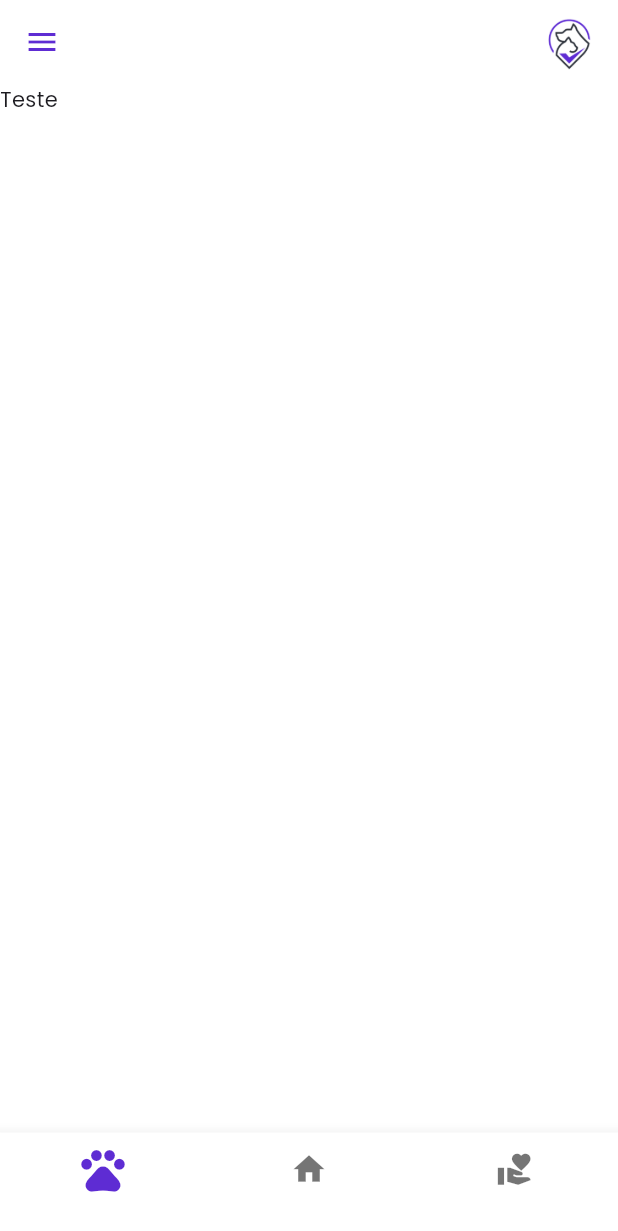
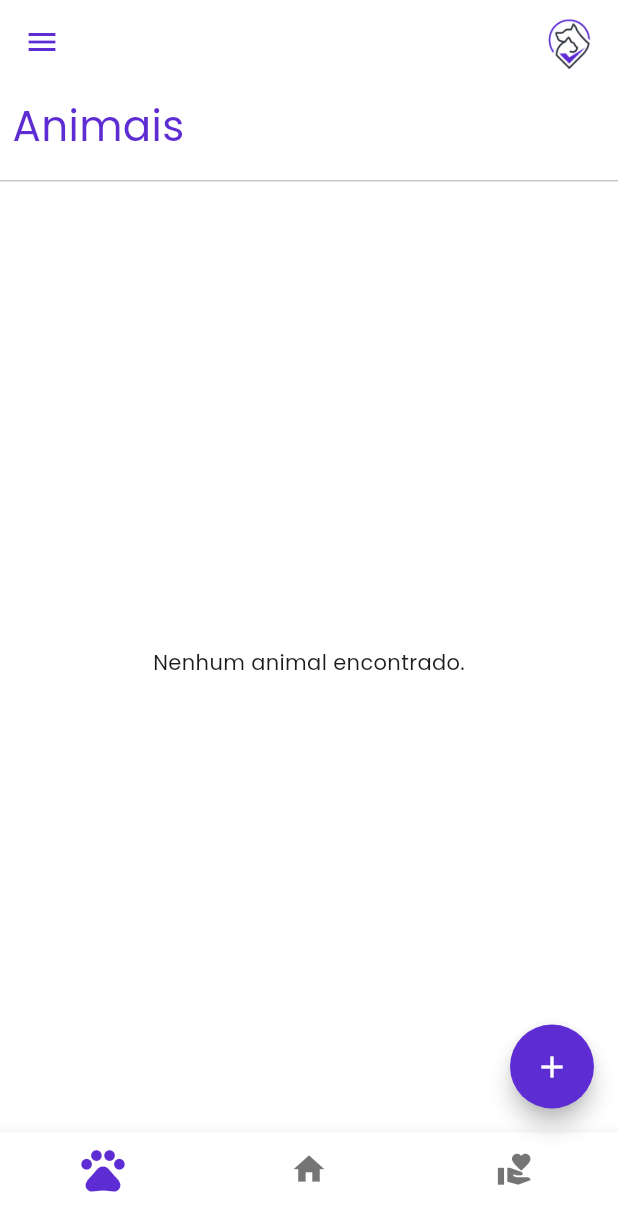
Before and after one commit to igoor1/AnshinPet-App, a Flutter app: the AnimalPage screen opened by its route, on a phone screen of 412 x 824 dp. Shown: the top 1231 px of the screen. Run offline on Flutter 3.47's test engine with Material 3 defaults, Android fonts, the light colour scheme and no system bars; our stand-ins replace shared_preferences, syncfusion_flutter_charts; accounts and stored records are empty; network calls fail.

Commit message:
feat: Animal page and implement GET method

```diff
--- a/lib/configs/app_url.dart
+++ b/lib/configs/app_url.dart
@@ -27,4 +27,6 @@ class AppUrl {
   static String deleteDonation(int id) => '$baseUrl/api/doacoes/$id';
 
   static String updateDonation(int id) => '$baseUrl/api/doacoes/$id';
+
+  static var fetchAnimals = '$baseUrl/api/animais';
 }
--- a/lib/main.dart
+++ b/lib/main.dart
@@ -1,6 +1,7 @@
 import 'package:anshinpet/configs/routes/routes.dart';
 import 'package:anshinpet/configs/routes/routes_name.dart';
 import 'package:anshinpet/configs/theme/app_theme.dart';
+import 'package:anshinpet/view_model/animal_view_model.dart';
 import 'package:anshinpet/view_model/auth_view_model.dart';
 import 'package:anshinpet/view_model/donation_view_model.dart';
 import 'package:anshinpet/view_model/home_view_model.dart';
@@ -23,6 +24,7 @@ class MyApp extends StatelessWidget {
         ChangeNotifierProvider(create: (_) => TokenViewModel()),
         ChangeNotifierProvider(create: (_) => HomeViewModel()),
         ChangeNotifierProvider(create: (_) => DonationViewModel()),
+        ChangeNotifierProvider(create: (_) => AnimalViewModel())
       ],
       child: MaterialApp(
         theme: AppTheme.lightTheme,
--- /dev/null
+++ b/lib/model/animal_model.dart
@@ -0,0 +1,49 @@
+class AnimalModel {
+  int? id;
+  String? nome;
+  String? sexo;
+  String? tipo;
+  String? cor;
+  String? porte;
+  String? castrado;
+  String? adocao;
+  String? raca;
+
+  AnimalModel({
+    this.id,
+    this.nome,
+    this.sexo,
+    this.tipo,
+    this.cor,
+    this.porte,
+    this.castrado,
+    this.adocao,
+    this.raca
+  });
+
+  AnimalModel.fromJson(Map<String, dynamic> json){
+    id = json['id'];
+    nome = json['nome'];
+    sexo = json['sexo'];
+    tipo = json['tipo'];
+    cor = json['cor'];
+    porte = json['porte'];
+    castrado = json['castrado'];
+    adocao = json['adocao'];
+    raca = json['raca'];
+  }
+
+  Map<String, dynamic> toJson(){
+    return{
+      'id': id,
+      'nome': nome,
+      'sexo': sexo,
+      'tipo': tipo,
+      'cor': cor,
+      'porte': porte,
+      'castrado': castrado,
+      'adocao': adocao,
+      'raca': raca
+    };
+  }
+}
--- /dev/null
+++ b/lib/repository/animal_respository.dart
@@ -0,0 +1,15 @@
+import 'dart:convert';
+
+import 'package:anshinpet/configs/app_url.dart';
+import 'package:anshinpet/data/network/BaseApiServices.dart';
+import 'package:anshinpet/data/network/NetworkApiService.dart';
+
+class AnimalRespository {
+  final BaseApiServices _apiServices = NetworkApiService();
+
+  Future<dynamic> fetchAnimals() async {
+    dynamic response = await _apiServices.getAuthApiResponse(AppUrl.fetchAnimals);
+    final Map<String, dynamic> jsonResponse = response;
+    return jsonResponse['conteudo'];
+  }
+}
--- a/lib/view/animal_page.dart
+++ b/lib/view/animal_page.dart
@@ -1,7 +1,10 @@
+import 'package:anshinpet/configs/theme/app_colors.dart';
 import 'package:anshinpet/res/components/appbar_custom.dart';
 import 'package:anshinpet/res/components/bottom_navigation_bar_custom.dart';
 import 'package:anshinpet/res/components/drawer_custom.dart';
+import 'package:anshinpet/view_model/animal_view_model.dart';
 import 'package:flutter/material.dart';
+import 'package:provider/provider.dart';
 
 class AnimalPage extends StatefulWidget {
   const AnimalPage({super.key});
@@ -12,16 +15,106 @@ class AnimalPage extends StatefulWidget {
 
 class _AnimalPageState extends State<AnimalPage> {
   @override
+  void initState() {
+    super.initState();
+    WidgetsBinding.instance.addPostFrameCallback((_) => _fetchData());
+  }
+
+  void _fetchData() {
+    context.read<AnimalViewModel>().fetchAnimals();
+  }
+
+  @override
   Widget build(BuildContext context) {
+
+    double screenWidth = MediaQuery.of(context).size.width;
+    final animalProvider = Provider.of<AnimalViewModel>(context);
+    final animals = animalProvider.animals;
+    final isLoading = animalProvider.loading;
+
     return Scaffold(
+      backgroundColor: AppColors.background,
       appBar: AppbarCustom(),
       drawer: DrawerCustom(),
-      body: Container(
-        child: Text('Teste'),
+      body: isLoading
+        ? const Center(child: CircularProgressIndicator())
+        : Column(
+        crossAxisAlignment: CrossAxisAlignment.start,
+        children: [
+          Padding(
+            padding: EdgeInsets.symmetric(horizontal: screenWidth * 0.02, vertical: screenWidth * 0.02),
+            child: const Text(
+              "Animais",
+              style: TextStyle(
+                fontSize: 28,
+                fontWeight: FontWeight.w400,
+                color: AppColors.primary
+              ),
+            ),
+          ),
+          const Divider(),
+          Expanded(
+            child: animals.isEmpty
+              ? const Center(child: Text('Nenhum animal encontrado.'))
+              :GridView.builder(
+              gridDelegate: SliverGridDelegateWithFixedCrossAxisCount(
+                crossAxisCount: 2,
+                crossAxisSpacing: 8,
+                mainAxisSpacing: 8,
+                childAspectRatio: 0.8, //proporção dos itens
+              ),
+              itemCount: animals.length,
+              itemBuilder: (context, index) {
+                final animal = animals[index];
+                return Container(
+                  margin: EdgeInsets.all(screenWidth * 0.02),
+                  decoration: BoxDecoration(
+                    color: AppColors.primary,
+                    borderRadius: BorderRadius.circular(12),
+                  ),
+                  child: Card(
+                    elevation: 5,
+                    shape: RoundedRectangleBorder(
+                      borderRadius: BorderRadius.circular(12)
+                    ),
+                    child: Column(
+                      mainAxisSize: MainAxisSize.min,
+                      children: [
+                        Padding(
+                          padding: EdgeInsets.all(screenWidth * 0.02),
+                          child: Text(animal.nome ?? 'Sem nome'),
+                        ),
+                        ClipRRect(
+                          borderRadius: BorderRadius.circular(12),
+                          child: Image.network('https://anshinpet-api-bc75c527a28e.herokuapp.com/api/animais/${animal.id}/foto',
+                             width: screenWidth * 0.1,
+                             fit: BoxFit.cover,
+                          ),
+                        ),
+                        Padding(
+                          padding: EdgeInsets.all(screenWidth * 0.1),
+                          child: ElevatedButton(onPressed: () {}, child: Text('Ver mais'), style: ElevatedButton.styleFrom(
+                            backgroundColor: AppColors.primary,
+                            foregroundColor: Colors.white,
+                          ),),
+                        )
+                      ],
+                    ),
+                  )
+                );
+              },
+            ),
+          )
+        ],
       ),
-      bottomNavigationBar: BottomNavigationBarCustom(
-        valueIndex: 0,
-      ),
+      bottomNavigationBar: BottomNavigationBarCustom(valueIndex: 0,),
+      floatingActionButton: FloatingActionButton(
+        onPressed: (){},
+        backgroundColor: AppColors.primary,
+        foregroundColor: Colors.white,
+        shape: CircleBorder(),
+        child: Icon(Icons.add),
+        ),
     );
   }
 }
```
Also changed, not shown: lib/view_model/animal_view_model.dart (added, +39 -0 lines), 1 other file.
